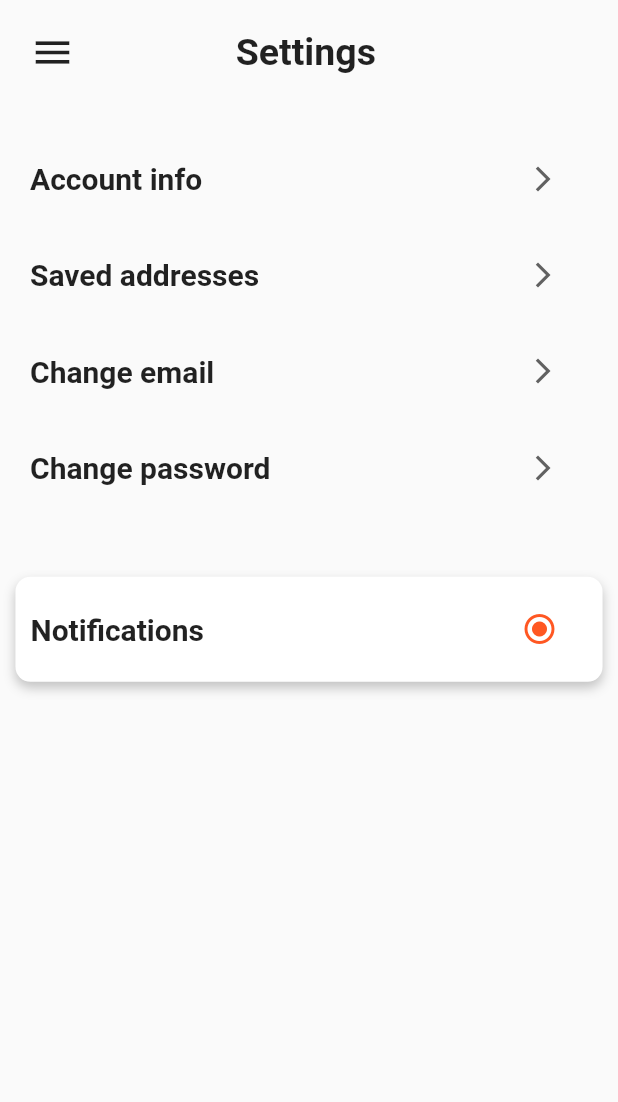
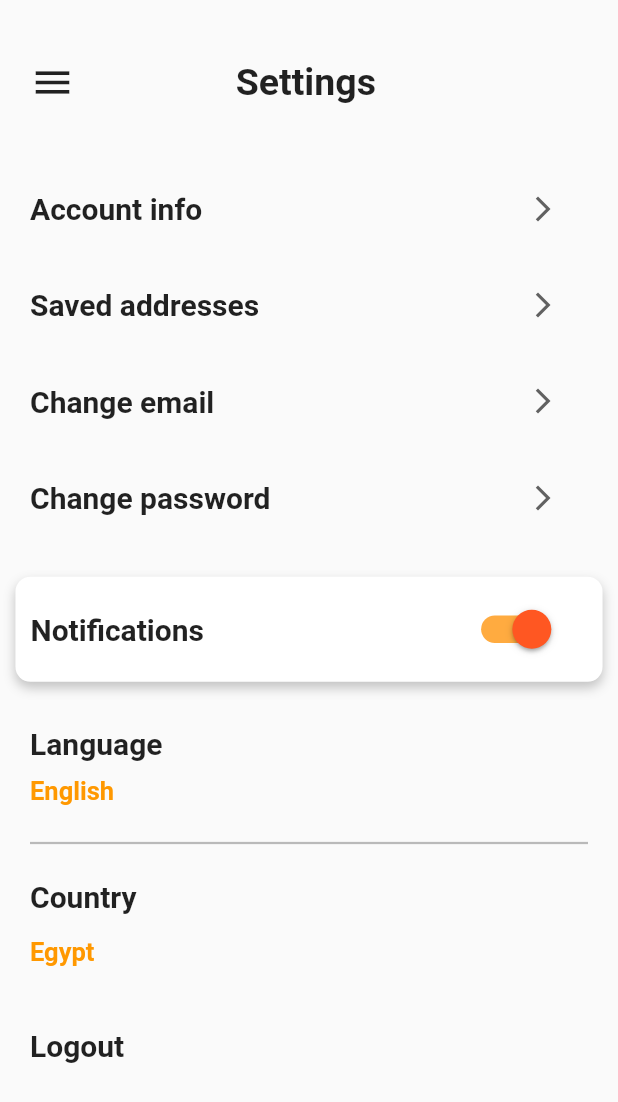
Before and after one commit to Tolbaax/delivery, a Flutter app: the SettingsScreen screen opened directly, on a phone screen of 412 x 824 dp. Shown: the top 1102 px of the screen. Run offline on Flutter 3.47's test engine with Material 2 defaults, Android fonts, the phone set to English and light mode, and no system bars; network calls fail.

Commit message:
Delivery App UI

```diff
--- a/lib/main.dart
+++ b/lib/main.dart
@@ -13,7 +13,7 @@ class Delivery extends StatelessWidget {
     return MaterialApp(
       debugShowCheckedModeBanner: false,
       theme: ThemeData(
-        brightness: Brightness.light
+        brightness: Brightness.light,
       ),
       home: const HomeScreen(),
     );
--- a/lib/view/screens/seetings_screen.dart
+++ /dev/null
@@ -1,133 +0,0 @@
-import 'package:flutter/material.dart';
-
-class SettingsScreen extends StatelessWidget {
-  const SettingsScreen({Key? key}) : super(key: key);
-
-  @override
-  Widget build(BuildContext context) {
-    return Scaffold(
-      body: Column(
-        children: [
-          Padding(
-            padding: const EdgeInsetsDirectional.all(20),
-            child: Column(
-              children: [
-                Row(
-                  children: [
-                    const Icon(Icons.menu,size: 30,),
-                    SizedBox(
-                      width: MediaQuery.of(context).size.width*0.26,
-                    ),
-                    const Text(
-                      'Settings',
-                      style: TextStyle(fontSize: 25,fontWeight: FontWeight.w700),
-                    ),
-                  ],
-                ),
-                SizedBox(
-                  height: MediaQuery.of(context).size.height*0.07,
-                ),
-                Row(
-                  children: [
-                    const Text(
-                      'Account info',
-                      style: TextStyle(fontSize: 20,fontWeight: FontWeight.w700),
-                    ),
-                    const Spacer(),
-                    Padding(
-                      padding: const EdgeInsetsDirectional.only(end: 20),
-                      child: Icon(
-                        Icons.arrow_forward_ios,color: Colors.grey.shade700,size: 20,),
-                    ),
-                  ],
-                ),
-                SizedBox(
-                  height: MediaQuery.of(context).size.height*0.05,
-                ),
-                Row(
-                  children: [
-                    const Text(
-                      'Saved addresses',
-                      style: TextStyle(fontSize: 20,fontWeight: FontWeight.w700),
-                    ),
-                    const Spacer(),
-                    Padding(
-                      padding: const EdgeInsetsDirectional.only(end: 20),
-                      child: Icon(
-                        Icons.arrow_forward_ios,color: Colors.grey.shade700,size: 20,),
-                    ),
-                  ],
-                ),
-                SizedBox(
-                  height: MediaQuery.of(context).size.height*0.05,
-                ),
-                Row(
-                  children: [
-                    const Text(
-                      'Change email',
-                      style: TextStyle(fontSize: 20,fontWeight: FontWeight.w700),
-                    ),
-                    const Spacer(),
-                    Padding(
-                      padding: const EdgeInsetsDirectional.only(end: 20),
-                      child: Icon(
-                        Icons.arrow_forward_ios,color: Colors.grey.shade700,size: 20,),
-                    ),
-                  ],
-                ),
-                SizedBox(
-                  height: MediaQuery.of(context).size.height*0.05,
-                ),
-                Row(
-                  children: [
-                    const Text(
-                      'Change password',
-                      style: TextStyle(fontSize: 20,fontWeight: FontWeight.w700),
-                    ),
-                    const Spacer(),
-                    Padding(
-                      padding: const EdgeInsetsDirectional.only(end: 20),
-                      child: Icon(
-                        Icons.arrow_forward_ios,color: Colors.grey.shade700,size: 20,),
-                    ),
-                  ],
-                ),
-              ],
-            ),
-          ),
-          SizedBox(
-            height: MediaQuery.of(context).size.height*0.05,
-          ),
-          Container(
-            height: MediaQuery.of(context).size.height*0.085,
-            width: MediaQuery.of(context).size.width*0.95,
-            decoration: BoxDecoration(
-              borderRadius: BorderRadius.circular(10),
-              color: Colors.white,
-              boxShadow:  [
-                BoxShadow(
-                  color: Colors.grey.withOpacity(0.6),
-                  blurRadius: 6,
-                  offset: const Offset(0,4),
-                ),
-              ]
-            ),
-            child: Padding(
-              padding: const EdgeInsetsDirectional.only(start: 10,end: 30),
-              child: Row(
-                children: const [
-                  Text(
-                    'Notifications',
-                    style: TextStyle(fontSize: 20,fontWeight: FontWeight.w700),
-                  ),
-                  Spacer(),
-                  Icon(Icons.radio_button_checked,color: Colors.deepOrange,)
-                ],
-              ),
-            ),
-          ),
-        ],
-      ),
-    );
-  }
-}
--- /dev/null
+++ b/lib/view/screens/settings_screen.dart
@@ -0,0 +1,224 @@
+import 'package:flutter/material.dart';
+
+class SettingsScreen extends StatefulWidget {
+  const SettingsScreen({Key? key}) : super(key: key);
+
+  @override
+  State<SettingsScreen> createState() => _SettingsScreenState();
+}
+
+class _SettingsScreenState extends State<SettingsScreen> {
+  bool value = true;
+  @override
+  Widget build(BuildContext context) {
+    return Scaffold(
+      body: Column(
+        crossAxisAlignment: CrossAxisAlignment.start,
+        children: [
+          Padding(
+            padding: const EdgeInsetsDirectional.only(top: 40,start: 20,end: 20),
+            child: Column(
+              children: [
+                Row(
+                  children: [
+                    const Icon(Icons.menu,size: 30,),
+                    SizedBox(
+                      width: MediaQuery.of(context).size.width*0.26,
+                    ),
+                    const Text(
+                      'Settings',
+                      style: TextStyle(fontSize: 25,fontWeight: FontWeight.w700),
+                    ),
+                  ],
+                ),
+                SizedBox(
+                  height: MediaQuery.of(context).size.height*0.07,
+                ),
+                Row(
+                  children: [
+                    const Text(
+                      'Account info',
+                      style: TextStyle(fontSize: 20,fontWeight: FontWeight.w700),
+                    ),
+                    const Spacer(),
+                    Padding(
+                      padding: const EdgeInsetsDirectional.only(end: 20),
+                      child: Icon(
+                        Icons.arrow_forward_ios,color: Colors.grey.shade700,size: 20,),
+                    ),
+                  ],
+                ),
+                SizedBox(
+                  height: MediaQuery.of(context).size.height*0.05,
+                ),
+                Row(
+                  children: [
+                    const Text(
+                      'Saved addresses',
+                      style: TextStyle(fontSize: 20,fontWeight: FontWeight.w700),
+                    ),
+                    const Spacer(),
+                    Padding(
+                      padding: const EdgeInsetsDirectional.only(end: 20),
+                      child: Icon(
+                        Icons.arrow_forward_ios,color: Colors.grey.shade700,size: 20,),
+                    ),
+                  ],
+                ),
+                SizedBox(
+                  height: MediaQuery.of(context).size.height*0.05,
+                ),
+                Row(
+                  children: [
+                    const Text(
+                      'Change email',
+                      style: TextStyle(fontSize: 20,fontWeight: FontWeight.w700),
+                    ),
+                    const Spacer(),
+                    Padding(
+                      padding: const EdgeInsetsDirectional.only(end: 20),
+                      child: Icon(
+                        Icons.arrow_forward_ios,color: Colors.grey.shade700,size: 20,),
+                    ),
+                  ],
+                ),
+                SizedBox(
+                  height: MediaQuery.of(context).size.height*0.05,
+                ),
+                Row(
+                  children: [
+                    const Text(
+                      'Change password',
+                      style: TextStyle(fontSize: 20,fontWeight: FontWeight.w700),
+                    ),
+                    const Spacer(),
+                    Padding(
+                      padding: const EdgeInsetsDirectional.only(end: 20),
+                      child: Icon(
+                        Icons.arrow_forward_ios,color: Colors.grey.shade700,size: 20,),
+                    ),
+                  ],
+                ),
+              ],
+            ),
+          ),
+          SizedBox(
+            height: MediaQuery.of(context).size.height*0.05,
+          ),
+          Center(
+            child: Container(
+              height: MediaQuery.of(context).size.height*0.085,
+              width: MediaQuery.of(context).size.width*0.95,
+              decoration: BoxDecoration(
+                borderRadius: BorderRadius.circular(10),
+                color: Colors.white,
+                boxShadow:  [
+                  BoxShadow(
+                    color: Colors.grey.withOpacity(0.6),
+                    blurRadius: 6,
+                    offset: const Offset(0,4),
+                  ),
+                ]
+              ),
+              child: Padding(
+                padding: const EdgeInsetsDirectional.only(start: 10,end: 30),
+                child: Row(
+                  children: [
+                    const Text(
+                      'Notifications',
+                      style: TextStyle(fontSize: 20,fontWeight: FontWeight.w700),
+                    ),
+                    const Spacer(),
+                    buildSwitch()
+                  ],
+                ),
+              ),
+            ),
+          ),
+          Padding(
+            padding: const EdgeInsetsDirectional.only(top: 30,start: 20,end: 20),
+            child: Column(
+              crossAxisAlignment: CrossAxisAlignment.start,
+              children: [
+                GestureDetector(
+                  onTap: (){
+                    showDialog(context: context,
+                        builder:(context)=> const AlertDialog(
+                          title: Center(
+                            child: Text(
+                              'Change language',
+                              style: TextStyle(fontSize: 22),
+                            ),
+                          ),
+                        ));
+                  },
+                  child: Column(
+                    crossAxisAlignment: CrossAxisAlignment.start,
+                    children: const [
+                      Text(
+                        'Language',
+                        style: TextStyle(fontSize: 20,fontWeight: FontWeight.w700),
+                      ),
+                      SizedBox(
+                        height: 10,
+                      ),
+                      Text(
+                        'English',
+                        style: TextStyle(fontSize: 17,fontWeight: FontWeight.w600,color: Colors.orange),
+                      ),
+                    ],
+                  ),
+                ),
+                SizedBox(
+                  height: MediaQuery.of(context).size.height*0.02,
+                ),
+                const Divider(
+                  thickness: 1.5,
+                  color: Colors.black26,
+                ),
+                SizedBox(
+                  height: MediaQuery.of(context).size.height*0.02,
+                ),
+                Column(
+                 crossAxisAlignment: CrossAxisAlignment.start,
+                 children: const [
+                   Text(
+                     'Country',
+                     style: TextStyle(fontSize: 20,fontWeight: FontWeight.w700),
+                   ),
+                   SizedBox(
+                     height: 15,
+                   ),
+                   Text(
+                     'Egypt',
+                     style: TextStyle(fontSize: 17,fontWeight: FontWeight.w600,color: Colors.orange),
+                   ),
+                 ],
+               ),
+                SizedBox(
+                  height: MediaQuery.of(context).size.height*0.05,
+                ),
+                const Text(
+                  'Logout',
+                  style: TextStyle(fontSize: 20,fontWeight: FontWeight.w700),
+                ),
+              ],
+            ),
+          ),
+        ],
+      ),
+    );
+  }
+
+  //Switch Button
+  Widget buildSwitch()=> Transform.scale(
+    scale: 1.3,
+    child: Switch(
+      value: value,
+      onChanged: (value)=>setState(()=> this.value = value),
+      activeTrackColor: Colors.orangeAccent,
+      activeColor: Colors.deepOrange,
+      splashRadius: 30,
+    ),
+  );
+}
--- a/lib/view/widgets/details_widget.dart
+++ b/lib/view/widgets/details_widget.dart
@@ -57,6 +57,9 @@ class Details extends StatelessWidget {
             'Grocery',
             style: TextStyle(fontSize: 20,color: Colors.grey),
           ),
+          const SizedBox(
+            height: 5,
+          ),
           Row(
             children: [
               const Icon(Icons.gpp_good_rounded),
```
Also changed, not shown: lib/model/category_model.dart (+2 -5 lines), lib/view/screens/homeScreen.dart (+35 -13 lines), lib/view/widgets/menu_items.dart (added, +65 -0 lines), lib/view/widgets/my_drawer_header.dart (+6 -10 lines).
